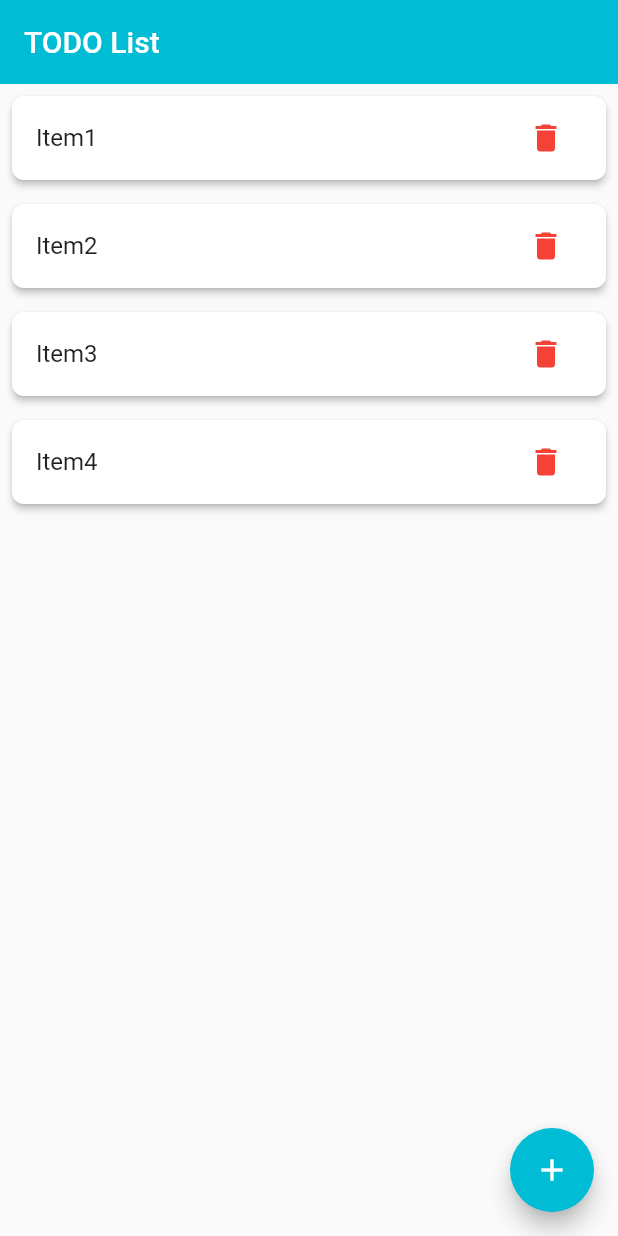
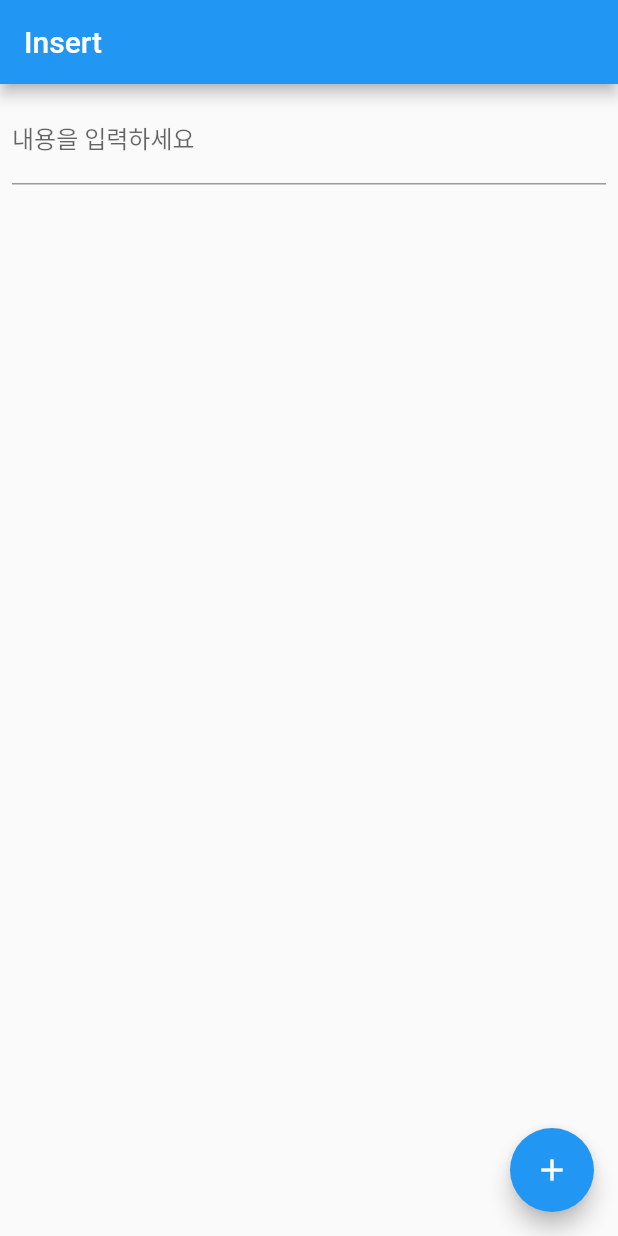
Before and after one commit to eunhye3333/TIL, a Flutter app: the screen it shows after launch, on a phone screen of 412 x 824 dp. Run offline on Flutter 3.47's test engine with Material 2 defaults, Android fonts, the phone set to English and light mode, and no system bars; our stand-ins replace fluttertoast, sqflite; accounts and stored records are empty.

Commit message:
db 연결

```diff
--- /dev/null
+++ b/todo_app/lib/SqliteTestModel.dart
@@ -0,0 +1,64 @@
+import 'dart:async';
+import 'package:path/path.dart';
+
+import 'package:sqflite/sqflite.dart';
+
+final String columnId = 'id';
+final String columnContent = 'content';
+
+class Todo {
+  int? id;
+  String? content;
+
+  Todo({this.id, required this.content});
+
+  Map<String, dynamic> toMap() {
+    var map = <String, dynamic>{
+      columnContent: content,
+    };
+
+    if (id != null) {
+      map[columnId] = id;
+    }
+    return map;
+  }
+
+  Todo.fromMap(Map<String, dynamic> map) {
+    id = map[columnId];
+    content = map[columnContent];
+    print('$id, $content');
+  }
+}
+
+class MemoProvider {
+  static Database? _database;
+
+  Future<Database?> get database async {
+    if (_database != null) return _database;
+
+    _database = await initDB();
+    return _database;
+  }
+
+  initDB() async {
+    String path = join(await getDatabasesPath(), 'todo.db');
+
+    return await openDatabase(path, version: 1, onCreate: (db, version) async {
+      await db.execute('''
+          CREATE TABLE todoList(
+            TodoNo INTEGER PRIMARY KEY AUTOINCREMENT,
+            Content TEXT,
+            RecordDate DATETIME)
+          ''');
+    }, onUpgrade: (db, oldVersion, newVersion) {});
+  }
+
+  Future<Todo> insert(Todo todo) async {
+    final Database? db = await database;
+    print(todo.toMap());
+
+    todo.id = await db?.insert("todoList", todo.toMap());
+
+    return todo;
+  }
+}
--- a/todo_app/lib/main.dart
+++ b/todo_app/lib/main.dart
@@ -1,4 +1,5 @@
 import 'package:flutter/material.dart';
+import 'package:todo_app/writeTodo.dart';
 
 void main() => runApp(MaterialApp(
   debugShowCheckedModeBanner: false,
@@ -6,7 +7,7 @@ void main() => runApp(MaterialApp(
       brightness: Brightness.light,
       primaryColor: Colors.grey,
   ),
-  home: MyApp(),
+  home: WritePage(),
 ));
 
 class MyApp extends StatefulWidget {
--- /dev/null
+++ b/todo_app/lib/writeTodo.dart
@@ -0,0 +1,44 @@
+import 'package:flutter/material.dart';
+import 'package:todo_app/SqliteTestModel.dart';
+
+class WritePage extends StatelessWidget {
+
+  final content = TextEditingController();
+
+  Future<void> _insertDB() async{
+    var provider = MemoProvider();
+    var todo = Todo(content: content.text);
+    provider.insert(todo);
+  }
+
+  @override
+  Widget build(BuildContext context) {
+    return Scaffold(
+      appBar: AppBar(
+        title: Text('Insert'),
+      ),
+      body: Padding(
+        padding: const EdgeInsets.all(8.0),
+        child: Center(
+          child: Column(
+            children: [
+              TextField(
+                controller: content,
+                decoration: InputDecoration(
+                  labelText: '내용을 입력하세요'
+                ),
+              )
+            ],
+          ),
+        ),
+      ),
+      floatingActionButton: FloatingActionButton(
+        onPressed: (){
+          _insertDB();
+          Navigator.pop(context);
+        },
+        child: Icon(Icons.add),
+      ),
+    );
+  }
+}
--- a/todo_app/pubspec.yaml
+++ b/todo_app/pubspec.yaml
@@ -34,6 +34,7 @@ dependencies:
   # The following adds the Cupertino Icons font to your application.
   # Use with the CupertinoIcons class for iOS style icons.
   cupertino_icons: ^1.0.2
+  sqflite: ^2.0.2
 
 dev_dependencies:
   flutter_test:
```
Also changed, not shown: todo_app/pubspec.lock.
